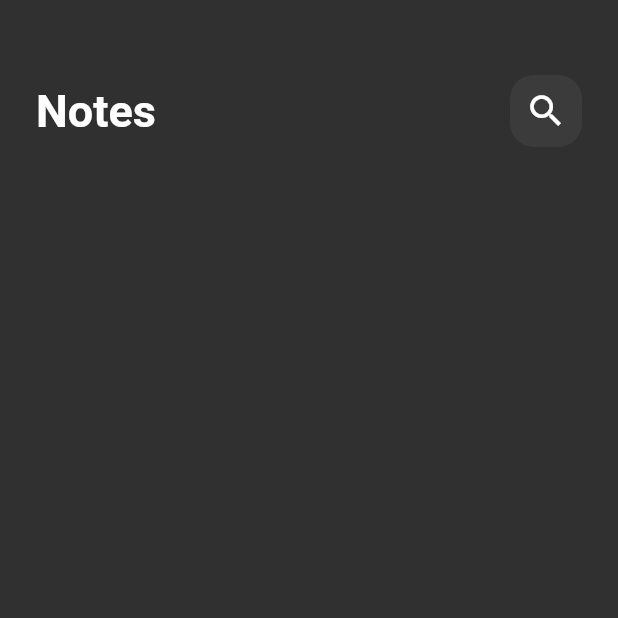
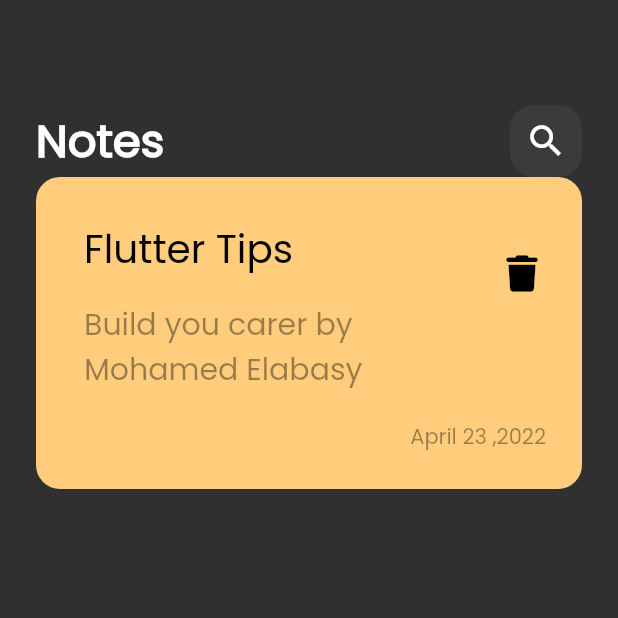
Before and after one commit to mohamedelabassy/notes_app, a Flutter app: the screen it shows after launch, on a phone screen of 412 x 824 dp, the top half of it. Run offline on Flutter 3.47's test engine with Material 2 defaults, Android fonts, the phone set to English and light mode, and no system bars; our stand-ins replace font_awesome_flutter.

Commit message:
create notes item

```diff
--- a/lib/main.dart
+++ b/lib/main.dart
@@ -12,7 +12,7 @@ class NotesApp extends StatelessWidget {
   Widget build(BuildContext context) {
     return MaterialApp(
       debugShowCheckedModeBanner: false,
-      theme: ThemeData(brightness: Brightness.dark),
+      theme: ThemeData(brightness: Brightness.dark, fontFamily: 'Poppins'),
       home: NotesView(),
     );
   }
--- /dev/null
+++ b/lib/views/widget/custom_note_item.dart
@@ -0,0 +1,59 @@
+import 'package:flutter/material.dart';
+import 'package:font_awesome_flutter/font_awesome_flutter.dart';
+
+class NoteItem extends StatelessWidget {
+  const NoteItem({super.key});
+
+  @override
+  Widget build(BuildContext context) {
+    return Container(
+      padding: EdgeInsets.only(top: 24, bottom: 24, left: 16),
+      decoration: BoxDecoration(
+        color: Color(0xffffcd7b),
+        borderRadius: BorderRadius.circular(16),
+      ),
+      child: Column(
+        crossAxisAlignment: CrossAxisAlignment.end,
+        children: [
+          ListTile(
+            title: Text(
+              'Flutter Tips ',
+              style: TextStyle(
+                fontSize: 26,
+                color: Colors.black,
+              ),
+            ),
+            subtitle: Padding(
+              padding: const EdgeInsets.only(top: 16, bottom: 16),
+              child: Text(
+                'Build you carer by Mohamed Elabasy',
+                style: TextStyle(
+                  fontSize: 20,
+                  color: Colors.black.withOpacity(.4),
+                ),
+              ),
+            ),
+            trailing: IconButton(
+              onPressed: () {},
+              icon: Icon(
+                FontAwesomeIcons.trash,
+                color: Colors.black,
+                size: 24,
+              ),
+            ),
+          ),
+          Padding(
+            padding: const EdgeInsets.only(right: 24),
+            child: Text(
+              'April 23 ,2022',
+              style: TextStyle(
+                color: Colors.black.withOpacity(.4),
+                fontSize: 14,
+              ),
+            ),
+          )
+        ],
+      ),
+    );
+  }
+}
--- a/lib/views/widget/notes_view_body.dart
+++ b/lib/views/widget/notes_view_body.dart
@@ -1,6 +1,8 @@
 import 'package:flutter/material.dart';
-
+import 'package:font_awesome_flutter/font_awesome_flutter.dart';
+import 'package:font_awesome_flutter/font_awesome_flutter.dart';
 import 'custom_appbar.dart';
+import 'custom_note_item.dart';
 
 class NotesViewBody extends StatelessWidget {
   const NotesViewBody({super.key});
@@ -12,9 +14,10 @@ class NotesViewBody extends StatelessWidget {
       child: Column(
         children: [
           SizedBox(
-            height: 50,
+            height: 70,
           ),
-          CustomAppBar()
+          CustomAppBar(),
+          NoteItem(),
         ],
       ),
     );
```
Also changed, not shown: pubspec.yaml (+10 -26 lines), assets/fonts/Poppins-Regular.ttf (added), pubspec.lock.
